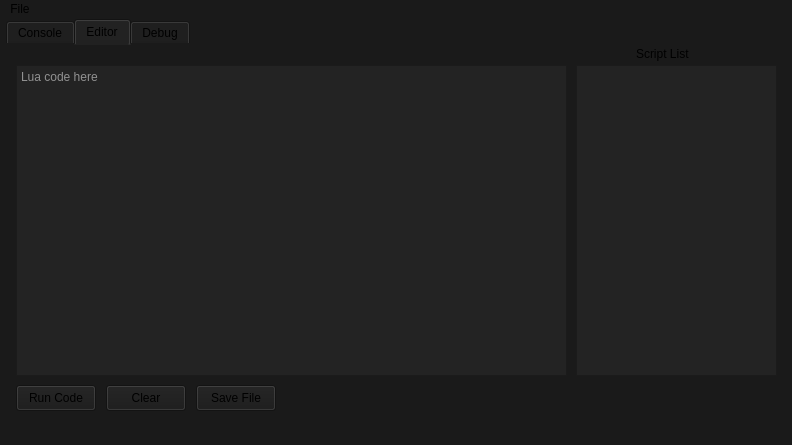
This is mainwindow.ui in uosq/lbox-lua-external as Qt 5 draws it before an edit. The edited form follows.
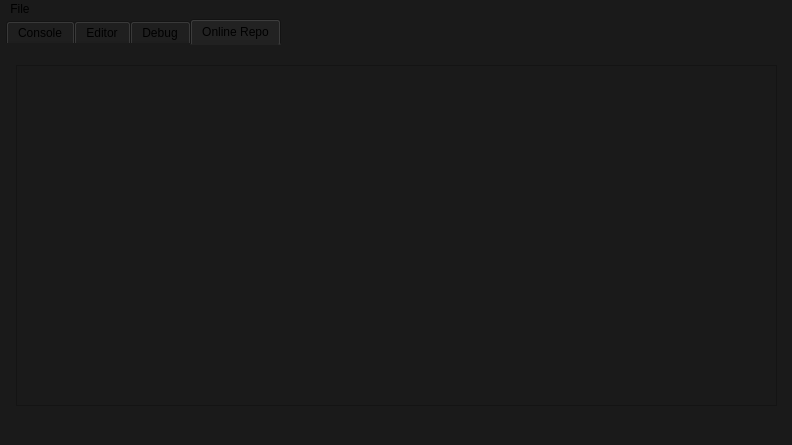
This is the edited form.

Diff of the .ui file:
```diff
--- a/mainwindow.ui
+++ b/mainwindow.ui
@@ -58,7 +58,7 @@
      <rect>
       <x>6</x>
       <y>0</y>
-      <width>781</width>
+      <width>771</width>
       <height>401</height>
      </rect>
     </property>
@@ -69,7 +69,7 @@
      <enum>QTabWidget::TabShape::Rounded</enum>
     </property>
     <property name="currentIndex">
-     <number>1</number>
+     <number>3</number>
     </property>
     <widget class="QWidget" name="tab">
      <attribute name="title">
@@ -278,6 +278,38 @@
       </property>
      </widget>
     </widget>
+    <widget class="QWidget" name="tab_4">
+     <attribute name="title">
+      <string>Online Repo</string>
+     </attribute>
+     <widget class="QScrollArea" name="scrollArea">
+      <property name="geometry">
+       <rect>
+        <x>10</x>
+        <y>20</y>
+        <width>761</width>
+        <height>341</height>
+       </rect>
+      </property>
+      <property name="styleSheet">
+       <string notr="true">border-color: rgba(191, 64, 64, 0);</string>
+      </property>
+      <property name="widgetResizable">
+       <bool>true</bool>
+      </property>
+      <widget class="QWidget" name="scrollAreaWidgetContents">
+       <property name="geometry">
+        <rect>
+         <x>0</x>
+         <y>0</y>
+         <width>759</width>
+         <height>339</height>
+        </rect>
+       </property>
+       <layout class="QVBoxLayout" name="verticalLayout"/>
+      </widget>
+     </widget>
+    </widget>
    </widget>
   </widget>
   <widget class="QMenuBar" name="menubar">
```
